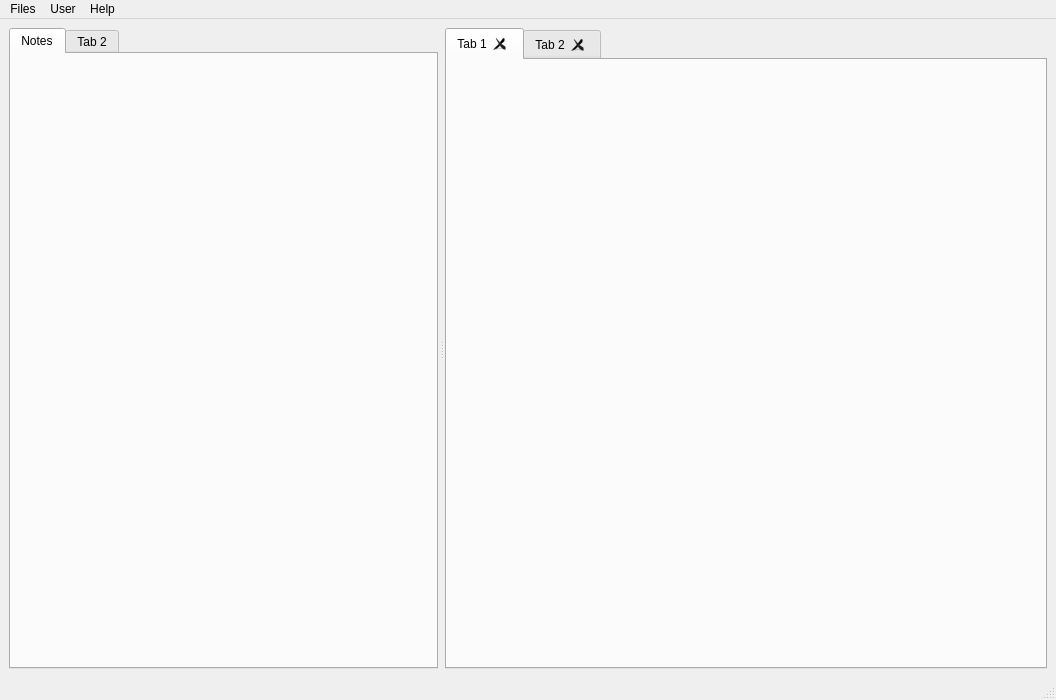
First picture: the form in mainwindow.ui, repository 2042Third/pdmQt, before the edit.
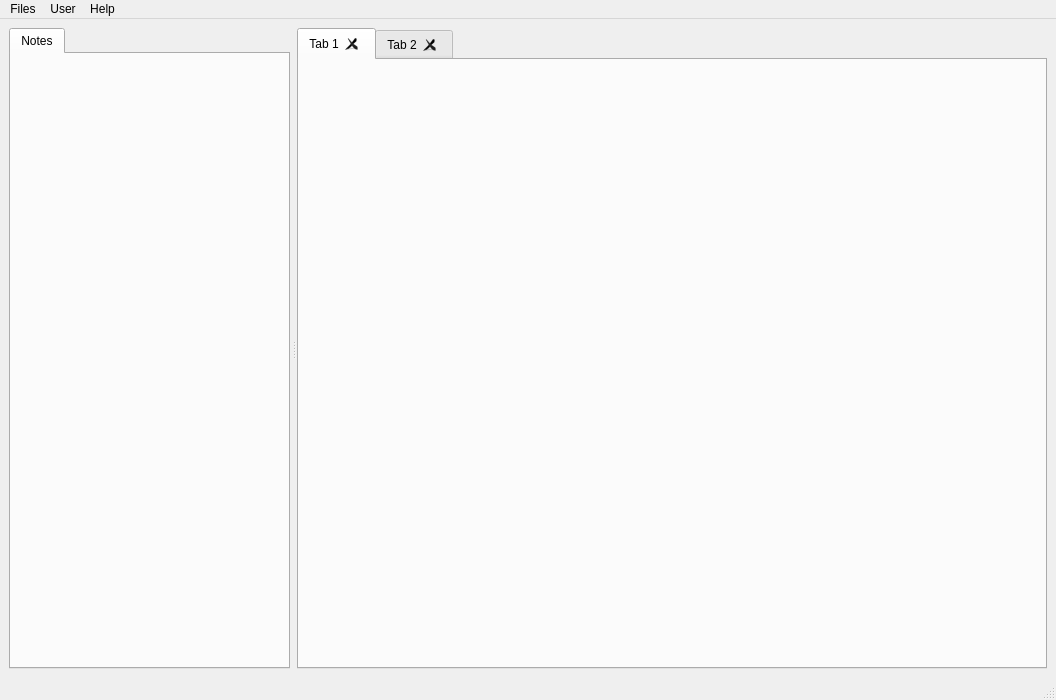
Second picture: the form after the edit. Icons and pictures are not drawn.

```diff
--- a/mainwindow.ui
+++ b/mainwindow.ui
@@ -47,11 +47,6 @@
          <string>Notes</string>
         </attribute>
        </widget>
-       <widget class="QWidget" name="tab_4">
-        <attribute name="title">
-         <string>Tab 2</string>
-        </attribute>
-       </widget>
       </widget>
       <widget class="QTabWidget" name="tabWidget">
        <property name="tabsClosable">
```
Left out of the diff: 3 changed lines with no effect on the pictures.
